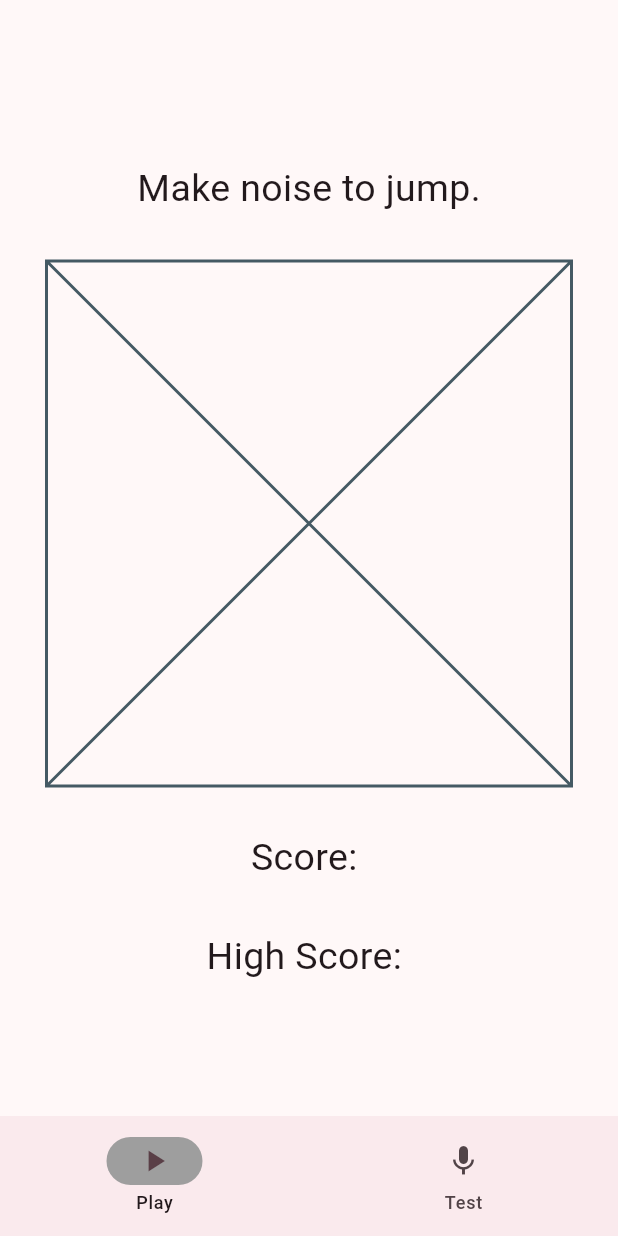
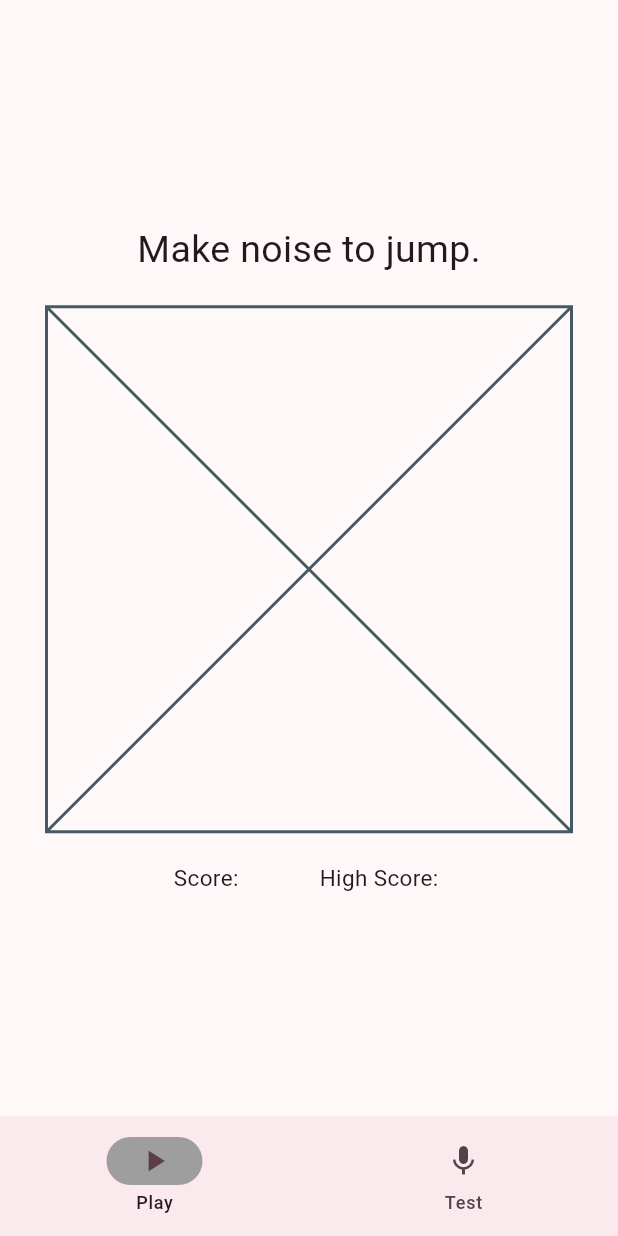
Before and after one commit to tuck3rb/Big-Mics, a Flutter app: the screen it shows after launch, on a phone screen of 412 x 824 dp. Run offline on Flutter 3.47's test engine with Material 3 defaults, Android fonts, the phone set to English and light mode, and no system bars; our stand-ins replace permission_handler; missing offline and left inert: noise_meter.

Commit message:
Edited Score textbox to prevent overflow

```diff
--- a/big_mics_playtime/lib/main.dart
+++ b/big_mics_playtime/lib/main.dart
@@ -99,22 +99,27 @@ void initState() {
                   'Make noise to jump.',
                   style: TextStyle(fontSize: 25),
                 ),
-                const SizedBox(height: 30), // Functions as a spacer
+                const SizedBox(height: 20), // Functions as a spacer
                 Container(
                   width: 350,
                   height: 350,
                   child: Placeholder(), // Future implementation of game
                 ),
-                const SizedBox(height: 30), // Functions as a spacer
-                const Text(
-                  'Score: ', // Will need to update this to be non const and add in score variable
-                  style: TextStyle(fontSize: 25),
+                const SizedBox(height: 20), // Functions as a spacer
+                const Row(
+                  mainAxisAlignment: MainAxisAlignment.center,
+                  children: [
+                    const Text(
+                      'Score: ', // Will need to update this to be non const and add in score variable
+                      style: TextStyle(fontSize: 15),
+                    ),
+                    const SizedBox(width: 50),
+                    const Text(
+                      'High Score: ', // Will need to update this to be non const and add in high_score variable
+                      style: TextStyle(fontSize: 15),)
+                  ]
                 ),
-                const SizedBox(height: 30), // Functions as a spacer
-                const Text(
-                  'High Score: ', // Will need to update this to be non const and add in high_score variable
-                  style: TextStyle(fontSize: 25),
-                ),
+                const SizedBox(height: 20), // Functions as a spacer
               ],
             ),
           ),
```
